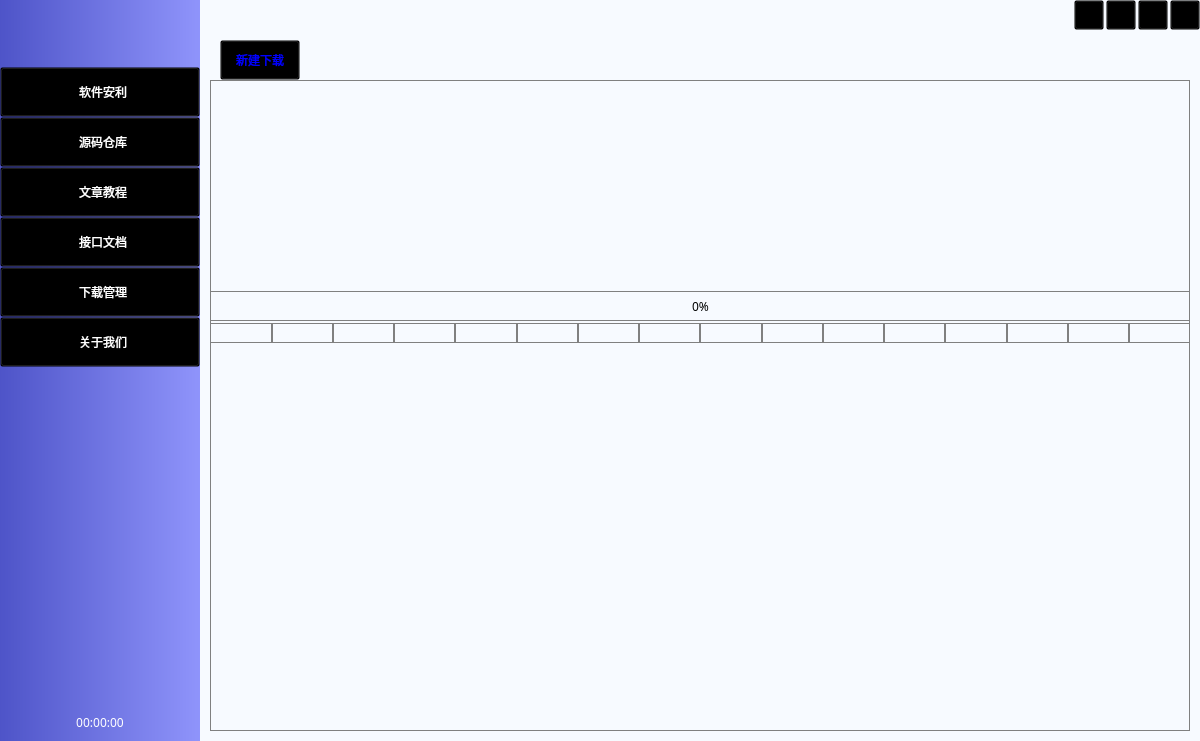
Before: the Qt Designer form main_window.ui in MR5356/System-assistant, drawn with Qt 5.
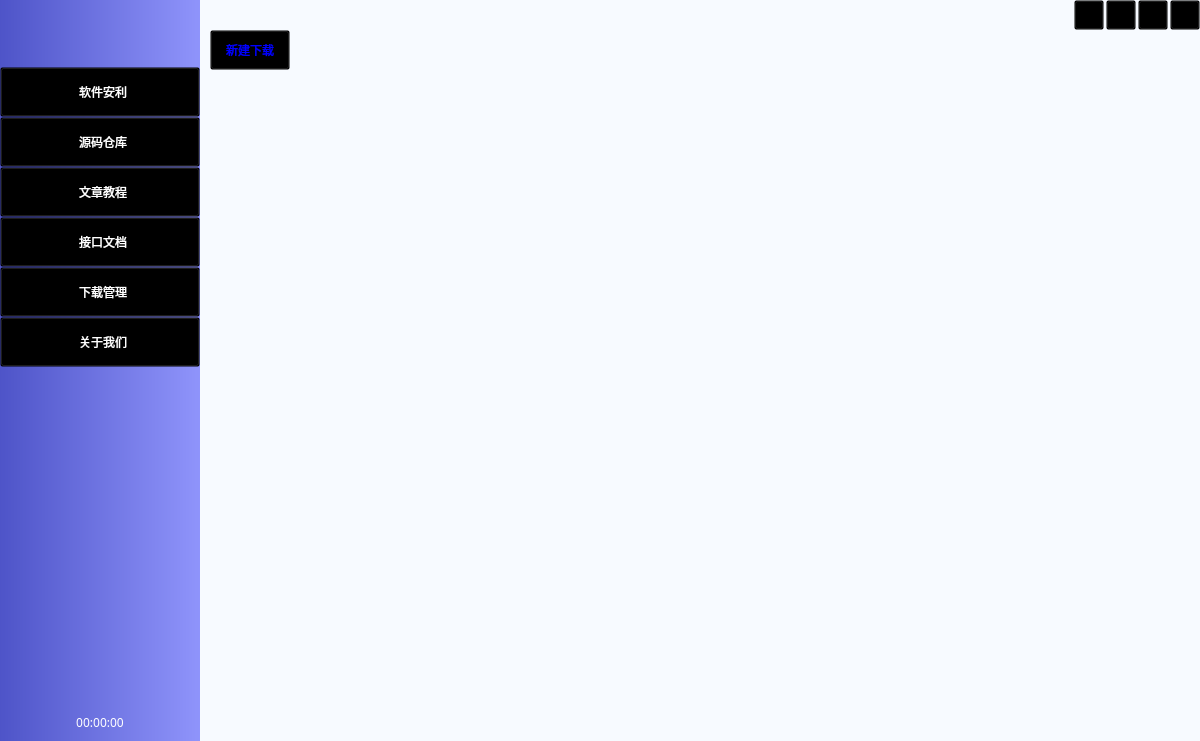
After: the same form once the commit is applied. The open tabs and pages were chosen to show the change. Icons and pictures are not drawn.

```diff
--- a/main_window.ui
+++ b/main_window.ui
@@ -1147,16 +1147,16 @@
                      <number>0</number>
                     </property>
                     <property name="leftMargin">
-                     <number>10</number>
+                     <number>0</number>
                     </property>
                     <property name="topMargin">
-                     <number>10</number>
+                     <number>0</number>
                     </property>
                     <property name="rightMargin">
-                     <number>10</number>
+                     <number>0</number>
                     </property>
                     <property name="bottomMargin">
-                     <number>10</number>
+                     <number>0</number>
                     </property>
                     <item>
                      <widget class="QWidget" name="widget_15" native="true">
@@ -1237,715 +1237,7 @@
                      </widget>
                     </item>
                     <item>
-                     <widget class="QWidget" name="widget_16" native="true">
-                      <property name="styleSheet">
-                       <string notr="true">QWidget#widget_16{background:Transparent;border:1px solid grey}</string>
-                      </property>
-                      <layout class="QVBoxLayout" name="verticalLayout_16">
-                       <property name="spacing">
-                        <number>2</number>
-                       </property>
-                       <property name="leftMargin">
-                        <number>0</number>
-                       </property>
-                       <property name="rightMargin">
-                        <number>0</number>
-                       </property>
-                       <item>
-                        <widget class="QTextEdit" name="textEdit_download_top">
-                         <property name="minimumSize">
-                          <size>
-                           <width>0</width>
-                           <height>150</height>
-                          </size>
-                         </property>
-                         <property name="maximumSize">
-                          <size>
-                           <width>16777215</width>
-                           <height>200</height>
-                          </size>
-                         </property>
-                         <property name="font">
-                          <font>
-                           <family>微软雅黑</family>
-                          </font>
-                         </property>
-                         <property name="styleSheet">
-                          <string notr="true">QTextEdit{background:Transparent;border:0px solid grey}</string>
-                         </property>
-                         <property name="verticalScrollBarPolicy">
-                          <enum>Qt::ScrollBarAlwaysOff</enum>
-                         </property>
-                         <property name="horizontalScrollBarPolicy">
-                          <enum>Qt::ScrollBarAlwaysOff</enum>
-                         </property>
-                         <property name="readOnly">
-                          <bool>true</bool>
-                         </property>
-                        </widget>
-                       </item>
-                       <item>
-                        <widget class="QProgressBar" name="progressBar_downloader_main">
-                         <property name="minimumSize">
-                          <size>
-                           <width>0</width>
-                           <height>30</height>
-                          </size>
-                         </property>
-                         <property name="maximumSize">
-                          <size>
-                           <width>16777215</width>
-                           <height>30</height>
-                          </size>
-                         </property>
-                         <property name="font">
-                          <font>
-                           <family>微软雅黑</family>
-                          </font>
-                         </property>
-                         <property name="styleSheet">
-                          <string notr="true">QProgressBar{background:Transparent;border:1px solid grey}QProgressBar::chunk{background:qlineargradient(spread:pad,x1:0,y1:0,x2:1,y2:0,stop:0#00b09b,stop:1 #96c93d);}</string>
-                         </property>
-                         <property name="value">
-                          <number>0</number>
-                         </property>
-                         <property name="alignment">
-                          <set>Qt::AlignCenter</set>
-                         </property>
-                         <property name="textVisible">
-                          <bool>true</bool>
-                         </property>
-                         <property name="format">
-                          <string>%p%</string>
-                         </property>
-                        </widget>
-                       </item>
-                       <item>
-                        <widget class="QWidget" name="widget_17" native="true">
-                         <property name="maximumSize">
-                          <size>
-                           <width>980</width>
-                           <height>16777215</height>
-                          </size>
-                         </property>
-                         <layout class="QHBoxLayout" name="horizontalLayout">
-                          <property name="spacing">
-                           <number>0</number>
-                          </property>
-                          <property name="leftMargin">
-                           <number>0</number>
-                          </property>
-                          <property name="topMargin">
-                           <number>0</number>
-                          </property>
-                          <property name="rightMargin">
-                           <number>0</number>
-                          </property>
-                          <property name="bottomMargin">
-                           <number>0</number>
-                          </property>
-                          <item>
-                           <widget class="QProgressBar" name="progressBar_downloader_sub0">
-                            <property name="minimumSize">
-                             <size>
-                              <width>0</width>
-                              <height>20</height>
-                             </size>
-                            </property>
-                            <property name="maximumSize">
-                             <size>
-                              <width>16777215</width>
-                              <height>20</height>
-                             </size>
-                            </property>
-                            <property name="font">
-                             <font>
-                              <family>微软雅黑</family>
-                             </font>
-                            </property>
-                            <property name="styleSheet">
-                             <string notr="true">QProgressBar{background:Transparent;border:1px solid grey}QProgressBar::chunk{background:qlineargradient(spread:pad,x1:0,y1:0,x2:1,y2:0,stop:0#00b09b,stop:1 #96c93d);}</string>
-                            </property>
-                            <property name="value">
-                             <number>0</number>
-                            </property>
-                            <property name="alignment">
-                             <set>Qt::AlignCenter</set>
-                            </property>
-                            <property name="textVisible">
-                             <bool>false</bool>
-                            </property>
-                            <property name="format">
-                             <string>线程1</string>
-                            </property>
-                           </widget>
-                          </item>
-                          <item>
-                           <widget class="QProgressBar" name="progressBar_downloader_sub1">
-                            <property name="minimumSize">
-                             <size>
-                              <width>0</width>
-                              <height>20</height>
-                             </size>
-                            </property>
-                            <property name="maximumSize">
-                             <size>
-                              <width>16777215</width>
-                              <height>20</height>
-                             </size>
-                            </property>
-                            <property name="font">
-                             <font>
-                              <family>微软雅黑</family>
-                             </font>
-                            </property>
-                            <property name="styleSheet">
-                             <string notr="true">QProgressBar{background:Transparent;border:1px solid grey}QProgressBar::chunk{background:qlineargradient(spread:pad,x1:0,y1:0,x2:1,y2:0,stop:0#00b09b,stop:1 #96c93d);}</string>
-                            </property>
-                            <property name="value">
-                             <number>0</number>
-                            </property>
-                            <property name="alignment">
-                             <set>Qt::AlignCenter</set>
-                            </property>
-                            <property name="textVisible">
-                             <bool>false</bool>
-                            </property>
-                            <property name="format">
-                             <string>线程2</string>
-                            </property>
-                           </widget>
-                          </item>
-                          <item>
-                           <widget class="QProgressBar" name="progressBar_downloader_sub2">
-                            <property name="minimumSize">
-                             <size>
-                              <width>0</width>
-                              <height>20</height>
-                             </size>
-                            </property>
-                            <property name="maximumSize">
-                             <size>
-                              <width>16777215</width>
-                              <height>20</height>
-                             </size>
-                            </property>
-                            <property name="font">
-                             <font>
-                              <family>微软雅黑</family>
-                             </font>
-                            </property>
-                            <property name="styleSheet">
-                             <string notr="true">QProgressBar{background:Transparent;border:1px solid grey}QProgressBar::chunk{background:qlineargradient(spread:pad,x1:0,y1:0,x2:1,y2:0,stop:0#00b09b,stop:1 #96c93d);}</string>
-                            </property>
-                            <property name="value">
-                             <number>0</number>
-                            </property>
-                            <property name="alignment">
-                             <set>Qt::AlignCenter</set>
-                            </property>
-                            <property name="textVisible">
-                             <bool>false</bool>
-                            </property>
-                            <property name="format">
-                             <string>线程3</string>
-                            </property>
-                           </widget>
-                          </item>
-                          <item>
-                           <widget class="QProgressBar" name="progressBar_downloader_sub3">
-                            <property name="minimumSize">
-                             <size>
-                              <width>0</width>
-                              <height>20</height>
-                             </size>
-                            </property>
-                            <property name="maximumSize">
-                             <size>
-                              <width>16777215</width>
-                              <height>20</height>
-                             </size>
-                            </property>
-                            <property name="font">
-                             <font>
-                              <family>微软雅黑</family>
-                             </font>
-                            </property>
-                            <property name="styleSheet">
-                             <string notr="true">QProgressBar{background:Transparent;border:1px solid grey}QProgressBar::chunk{background:qlineargradient(spread:pad,x1:0,y1:0,x2:1,y2:0,stop:0#00b09b,stop:1 #96c93d);}</string>
-                            </property>
-                            <property name="value">
-                             <number>0</number>
-                            </property>
-                            <property name="alignment">
-                             <set>Qt::AlignCenter</set>
-                            </property>
-                            <property name="textVisible">
-                             <bool>false</bool>
-                            </property>
-                            <property name="format">
-                             <string>线程4</string>
-                            </property>
-                           </widget>
-                          </item>
-                          <item>
-                           <widget class="QProgressBar" name="progressBar_downloader_sub4">
-                            <property name="minimumSize">
-                             <size>
-                              <width>0</width>
-                              <height>20</height>
-                             </size>
-                            </property>
-                            <property name="maximumSize">
-                             <size>
-                              <width>16777215</width>
-                              <height>20</height>
-                             </size>
-                            </property>
-                            <property name="font">
-                             <font>
-                              <family>微软雅黑</family>
-                             </font>
-                            </property>
-                            <property name="styleSheet">
-                             <string notr="true">QProgressBar{background:Transparent;border:1px solid grey}QProgressBar::chunk{background:qlineargradient(spread:pad,x1:0,y1:0,x2:1,y2:0,stop:0#00b09b,stop:1 #96c93d);}</string>
-                            </property>
-                            <property name="value">
-                             <number>0</number>
-                            </property>
-                            <property name="alignment">
-                             <set>Qt::AlignCenter</set>
-                            </property>
-                            <property name="textVisible">
-                             <bool>false</bool>
-                            </property>
-                            <property name="format">
-                             <string>线程5</string>
-                            </property>
-                           </widget>
-                          </item>
-                          <item>
-                           <widget class="QProgressBar" name="progressBar_downloader_sub5">
-                            <property name="minimumSize">
-                             <size>
-                              <width>0</width>
-                              <height>20</height>
-                             </size>
-                            </property>
-                            <property name="maximumSize">
-                             <size>
-                              <width>16777215</width>
-                              <height>20</height>
-                             </size>
-                            </property>
-                            <property name="font">
-                             <font>
-                              <family>微软雅黑</family>
-                             </font>
-                            </property>
-                            <property name="styleSheet">
-                             <string notr="true">QProgressBar{background:Transparent;border:1px solid grey}QProgressBar::chunk{background:qlineargradient(spread:pad,x1:0,y1:0,x2:1,y2:0,stop:0#00b09b,stop:1 #96c93d);}</string>
-                            </property>
-                            <property name="value">
-                             <number>0</number>
-                            </property>
-                            <property name="alignment">
-                             <set>Qt::AlignCenter</set>
-                            </property>
-                            <property name="textVisible">
-                             <bool>false</bool>
-                            </property>
-                            <property name="format">
-                             <string>线程6</string>
-                            </property>
-                           </widget>
-                          </item>
-                          <item>
-                           <widget class="QProgressBar" name="progressBar_downloader_sub6">
-                            <property name="minimumSize">
-                             <size>
-                              <width>0</width>
-                              <height>20</height>
-                             </size>
-                            </property>
-                            <property name="maximumSize">
-                             <size>
-                              <width>16777215</width>
-                              <height>20</height>
-                             </size>
-                            </property>
-                            <property name="font">
-                             <font>
-                              <family>微软雅黑</family>
-                             </font>
-                            </property>
-                            <property name="styleSheet">
-                             <string notr="true">QProgressBar{background:Transparent;border:1px solid grey}QProgressBar::chunk{background:qlineargradient(spread:pad,x1:0,y1:0,x2:1,y2:0,stop:0#00b09b,stop:1 #96c93d);}</string>
-                            </property>
-                            <property name="value">
-                             <number>0</number>
-                            </property>
-                            <property name="alignment">
-                             <set>Qt::AlignCenter</set>
-                            </property>
-                            <property name="textVisible">
-                             <bool>false</bool>
-                            </property>
-                            <property name="format">
-                             <string>线程7</string>
-                            </property>
-                           </widget>
-                          </item>
-                          <item>
-                           <widget class="QProgressBar" name="progressBar_downloader_sub7">
-                            <property name="minimumSize">
-                             <size>
-                              <width>0</width>
-                              <height>20</height>
-                             </size>
-                            </property>
-                            <property name="maximumSize">
-                             <size>
-                              <width>16777215</width>
-                              <height>20</height>
-                             </size>
-                            </property>
-                            <property name="font">
-                             <font>
-                              <family>微软雅黑</family>
-                             </font>
-                            </property>
-                            <property name="styleSheet">
-                             <string notr="true">QProgressBar{background:Transparent;border:1px solid grey}QProgressBar::chunk{background:qlineargradient(spread:pad,x1:0,y1:0,x2:1,y2:0,stop:0#00b09b,stop:1 #96c93d);}</string>
-                            </property>
-                            <property name="value">
-                             <number>0</number>
-                            </property>
-                            <property name="alignment">
-                             <set>Qt::AlignCenter</set>
-                            </property>
-                            <property name="textVisible">
-                             <bool>false</bool>
-                            </property>
-                            <property name="format">
-                             <string>线程8</string>
-                            </property>
-                           </widget>
-                          </item>
-                          <item>
-                           <widget class="QProgressBar" name="progressBar_downloader_sub8">
-                            <property name="minimumSize">
-                             <size>
-                              <width>0</width>
-                              <height>20</height>
-                             </size>
-                            </property>
-                            <property name="maximumSize">
-                             <size>
-                              <width>16777215</width>
-                              <height>20</height>
-                             </size>
-                            </property>
-                            <property name="font">
-                             <font>
-                              <family>微软雅黑</family>
-                             </font>
-                            </property>
-                            <property name="styleSheet">
-                             <string notr="true">QProgressBar{background:Transparent;border:1px solid grey}QProgressBar::chunk{background:qlineargradient(spread:pad,x1:0,y1:0,x2:1,y2:0,stop:0#00b09b,stop:1 #96c93d);}</string>
-                            </property>
-                            <property name="value">
-                             <number>0</number>
-                            </property>
-                            <property name="alignment">
-                             <set>Qt::AlignCenter</set>
-                            </property>
-                            <property name="textVisible">
-                             <bool>false</bool>
-                            </property>
-                            <property name="format">
-                             <string>线程9</string>
-                            </property>
-                           </widget>
-                          </item>
-                          <item>
-                           <widget class="QProgressBar" name="progressBar_downloader_sub9">
-                            <property name="minimumSize">
-                             <size>
-                              <width>0</width>
-                              <height>20</height>
-                             </size>
-                            </property>
-                            <property name="maximumSize">
-                             <size>
-                              <width>16777215</width>
-                              <height>20</height>
-                             </size>
-                            </property>
-                            <property name="font">
-                             <font>
-                              <family>微软雅黑</family>
-                             </font>
-                            </property>
-                            <property name="styleSheet">
-                             <string notr="true">QProgressBar{background:Transparent;border:1px solid grey}QProgressBar::chunk{background:qlineargradient(spread:pad,x1:0,y1:0,x2:1,y2:0,stop:0#00b09b,stop:1 #96c93d);}</string>
-                            </property>
-                            <property name="value">
-                             <number>0</number>
-                            </property>
-                            <property name="alignment">
-                             <set>Qt::AlignCenter</set>
-                            </property>
-                            <property name="textVisible">
-                             <bool>false</bool>
-                            </property>
-                            <property name="format">
-                             <string>线程10</string>
-                            </property>
-                           </widget>
-                          </item>
-                          <item>
-                           <widget class="QProgressBar" name="progressBar_downloader_sub10">
-                            <property name="minimumSize">
-                             <size>
-                              <width>0</width>
-                              <height>20</height>
-                             </size>
-                            </property>
-                            <property name="maximumSize">
-                             <size>
-                              <width>16777215</width>
-                              <height>20</height>
-                             </size>
-                            </property>
-                            <property name="font">
-                             <font>
-                              <family>微软雅黑</family>
-                             </font>
-                            </property>
-                            <property name="styleSheet">
-                             <string notr="true">QProgressBar{background:Transparent;border:1px solid grey}QProgressBar::chunk{background:qlineargradient(spread:pad,x1:0,y1:0,x2:1,y2:0,stop:0#00b09b,stop:1 #96c93d);}</string>
-                            </property>
-                            <property name="value">
-                             <number>0</number>
-                            </property>
-                            <property name="alignment">
-                             <set>Qt::AlignCenter</set>
-                            </property>
-                            <property name="textVisible">
-                             <bool>false</bool>
-                            </property>
-                            <property name="format">
-                             <string>线程11</string>
-                            </property>
-                           </widget>
-                          </item>
-                          <item>
-                           <widget class="QProgressBar" name="progressBar_downloader_sub11">
-                            <property name="minimumSize">
-                             <size>
-                              <width>0</width>
-                              <height>20</height>
-                             </size>
-                            </property>
-                            <property name="maximumSize">
-                             <size>
-                              <width>16777215</width>
-                              <height>20</height>
-                             </size>
-                            </property>
-                            <property name="font">
-                             <font>
-                              <family>微软雅黑</family>
-                             </font>
-                            </property>
-                            <property name="styleSheet">
-                             <string notr="true">QProgressBar{background:Transparent;border:1px solid grey}QProgressBar::chunk{background:qlineargradient(spread:pad,x1:0,y1:0,x2:1,y2:0,stop:0#00b09b,stop:1 #96c93d);}</string>
-                            </property>
-                            <property name="value">
-                             <number>0</number>
-                            </property>
-                            <property name="alignment">
-                             <set>Qt::AlignCenter</set>
-                            </property>
-                            <property name="textVisible">
-                             <bool>false</bool>
-                            </property>
-                            <property name="format">
-                             <string>线程12</string>
-                            </property>
-                           </widget>
-                          </item>
-                          <item>
-                           <widget class="QProgressBar" name="progressBar_downloader_sub12">
-                            <property name="minimumSize">
-                             <size>
-                              <width>0</width>
-                              <height>20</height>
-                             </size>
-                            </property>
-                            <property name="maximumSize">
-                             <size>
-                              <width>16777215</width>
-                              <height>20</height>
-                             </size>
-                            </property>
-                            <property name="font">
-                             <font>
-                              <family>微软雅黑</family>
-                             </font>
-                            </property>
-                            <property name="styleSheet">
-                             <string notr="true">QProgressBar{background:Transparent;border:1px solid grey}QProgressBar::chunk{background:qlineargradient(spread:pad,x1:0,y1:0,x2:1,y2:0,stop:0#00b09b,stop:1 #96c93d);}</string>
-                            </property>
-                            <property name="value">
-                             <number>0</number>
-                            </property>
-                            <property name="alignment">
-                             <set>Qt::AlignCenter</set>
-                            </property>
-                            <property name="textVisible">
-                             <bool>false</bool>
-                            </property>
-                            <property name="format">
-                             <string>线程13</string>
-                            </property>
-                           </widget>
-                          </item>
-                          <item>
-                           <widget class="QProgressBar" name="progressBar_downloader_sub13">
-                            <property name="minimumSize">
-                             <size>
-                              <width>0</width>
-                              <height>20</height>
-                             </size>
-                            </property>
-                            <property name="maximumSize">
-                             <size>
-                              <width>16777215</width>
-                              <height>20</height>
-                             </size>
-                            </property>
-                            <property name="font">
-                             <font>
-                              <family>微软雅黑</family>
-                             </font>
-                            </property>
-                            <property name="styleSheet">
-                             <string notr="true">QProgressBar{background:Transparent;border:1px solid grey}QProgressBar::chunk{background:qlineargradient(spread:pad,x1:0,y1:0,x2:1,y2:0,stop:0#00b09b,stop:1 #96c93d);}</string>
-                            </property>
-                            <property name="value">
-                             <number>0</number>
-                            </property>
-                            <property name="alignment">
-                             <set>Qt::AlignCenter</set>
-                            </property>
-                            <property name="textVisible">
-                             <bool>false</bool>
-                            </property>
-                            <property name="format">
-                             <string>线程14</string>
-                            </property>
-                           </widget>
-                          </item>
-                          <item>
-                           <widget class="QProgressBar" name="progressBar_downloader_sub14">
-                            <property name="minimumSize">
-                             <size>
-                              <width>0</width>
-                              <height>20</height>
-                             </size>
-                            </property>
-                            <property name="maximumSize">
-                             <size>
-                              <width>16777215</width>
-                              <height>20</height>
-                             </size>
-                            </property>
-                            <property name="font">
-                             <font>
-                              <family>微软雅黑</family>
-                             </font>
-                            </property>
-                            <property name="styleSheet">
-                             <string notr="true">QProgressBar{background:Transparent;border:1px solid grey}QProgressBar::chunk{background:qlineargradient(spread:pad,x1:0,y1:0,x2:1,y2:0,stop:0#00b09b,stop:1 #96c93d);}</string>
-                            </property>
-                            <property name="value">
-                             <number>0</number>
-                            </property>
-                            <property name="alignment">
-                             <set>Qt::AlignCenter</set>
-                            </property>
-                            <property name="textVisible">
-                             <bool>false</bool>
-                            </property>
-                            <property name="format">
-                             <string>线程15</string>
-                            </property>
-                           </widget>
-                          </item>
-                          <item>
-                           <widget class="QProgressBar" name="progressBar_downloader_sub15">
-                            <property name="minimumSize">
-                             <size>
-                              <width>0</width>
-                              <height>20</height>
-                             </size>
-                            </property>
-                            <property name="maximumSize">
-                             <size>
-                              <width>16777215</width>
-                              <height>20</height>
-                             </size>
-                            </property>
-                            <property name="font">
-                             <font>
-                              <family>微软雅黑</family>
-                             </font>
-                            </property>
-                            <property name="styleSheet">
-                             <string notr="true">QProgressBar{background:Transparent;border:1px solid grey}QProgressBar::chunk{background:qlineargradient(spread:pad,x1:0,y1:0,x2:1,y2:0,stop:0#00b09b,stop:1 #96c93d);}</string>
-                            </property>
-                            <property name="value">
-                             <number>0</number>
-                            </property>
-                            <property name="alignment">
-                             <set>Qt::AlignCenter</set>
-                            </property>
-                            <property name="textVisible">
-                             <bool>false</bool>
-                            </property>
-                            <property name="format">
-                             <string>%p%</string>
-                            </property>
-                           </widget>
-                          </item>
-                         </layout>
-                        </widget>
-                       </item>
-                       <item>
-                        <widget class="QTextEdit" name="textEdit_download_sub">
-                         <property name="font">
-                          <font>
-                           <family>微软雅黑</family>
-                          </font>
-                         </property>
-                         <property name="styleSheet">
-                          <string notr="true">QTextEdit{background:Transparent;border:0px solid grey}</string>
-                         </property>
-                         <property name="verticalScrollBarPolicy">
-                          <enum>Qt::ScrollBarAlwaysOff</enum>
-                         </property>
-                         <property name="horizontalScrollBarPolicy">
-                          <enum>Qt::ScrollBarAlwaysOff</enum>
-                         </property>
-                         <property name="readOnly">
-                          <bool>true</bool>
-                         </property>
-                        </widget>
-                       </item>
-                      </layout>
-                     </widget>
+                     <widget class="QWidget" name="widget_16" native="true"/>
                     </item>
                    </layout>
                   </widget>
```
Left out of the diff: 2 changed lines with no effect on the pictures.
